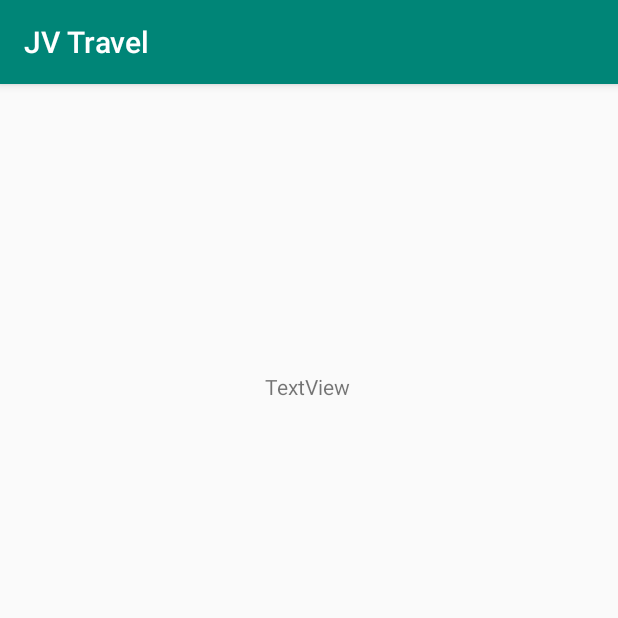
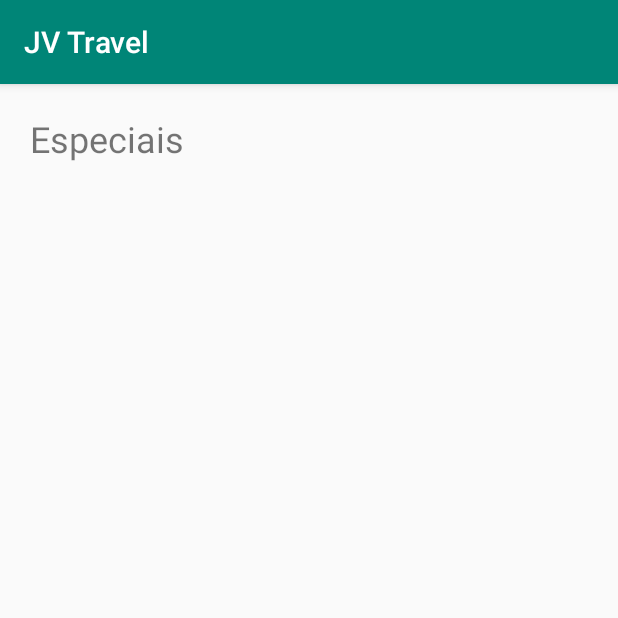
Before and after one commit to JhonyVillani/course-android-java-layouts, an Android app: the screen it shows after launch (ListaPacotesActivity), on a phone screen of 412 x 824 dp, the top half of it. Run offline under Robolectric (Android 15) with nearby library versions, the phone set to English and light mode, and no system bars.

Commit message:
Aplicando as contraints e o bias

```diff
--- a/app/src/main/res/layout/activity_lista_pacotes.xml
+++ b/app/src/main/res/layout/activity_lista_pacotes.xml
@@ -10,11 +10,13 @@
         android:id="@+id/textView"
         android:layout_width="wrap_content"
         android:layout_height="wrap_content"
-        android:layout_marginStart="160dp"
-        android:layout_marginTop="192dp"
-        android:text="TextView"
+        android:layout_margin="20dp"
+        android:text="Especiais"
+        android:textSize="24sp"
+        app:layout_constraintBottom_toBottomOf="parent"
         app:layout_constraintEnd_toEndOf="parent"
-        app:layout_constraintHorizontal_bias="0.085"
+        app:layout_constraintHorizontal_bias="0.0"
         app:layout_constraintStart_toStartOf="parent"
-        app:layout_constraintTop_toTopOf="parent" />
+        app:layout_constraintTop_toTopOf="parent"
+        app:layout_constraintVertical_bias="0.0" />
 </androidx.constraintlayout.widget.ConstraintLayout>
```
